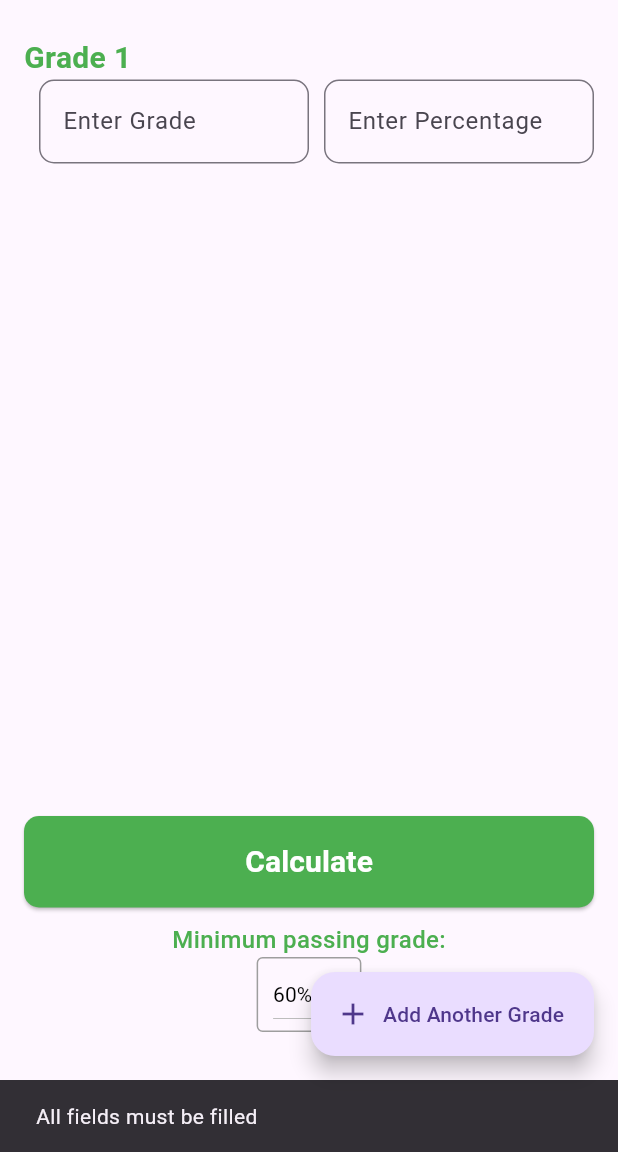
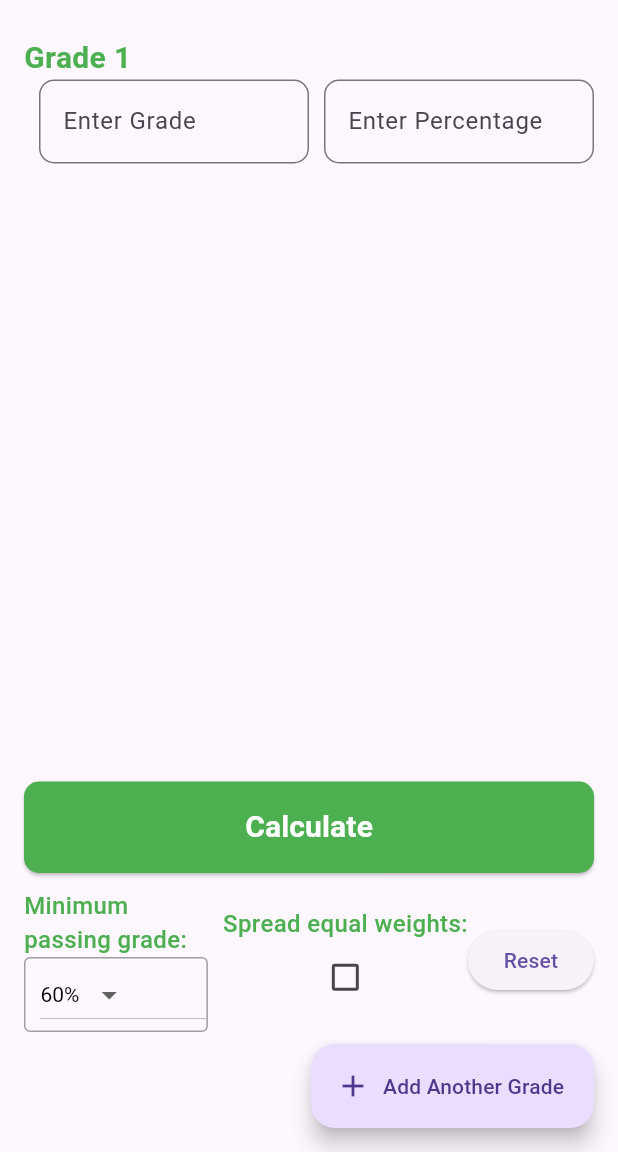
Before and after one commit to Mawhadmd/FlutterProject1, a Flutter app: the screen it shows after launch, after a tap on "Calculate", on a phone screen of 412 x 824 dp, the part 84-1236 px from its top. Run offline on Flutter 3.47's test engine with Material 3 defaults, Android fonts, the phone set to English and light mode, and no system bars.

Commit message:
Add navigation button to ResultsPage and enhance weight validation in HomeScreen

```diff
--- a/lib/Pages/ResultsPage.dart
+++ b/lib/Pages/ResultsPage.dart
@@ -81,6 +81,8 @@
                 height: 400,
                 width: 400,
               ),
+              const SizedBox(height: 20),
+              ElevatedButton(onPressed: (){Navigator.of(context).pop();}, child: Text('Go Back'))
             ],
           ),
         ),
--- a/lib/Pages/homeScreen.dart
+++ b/lib/Pages/homeScreen.dart
@@ -1,5 +1,4 @@
 import 'package:flutter/material.dart';
-import 'dart:developer' as developer;
 import 'package:flutter/services.dart';
 import 'package:uniproject/Widgets/CalculateButton.dart';
 import 'package:uniproject/Pages/ResultsPage.dart';
@@ -16,6 +15,7 @@
 class _HomeScreenState extends State<HomeScreen> {
   final TextEditingController _textController = TextEditingController();
   int passmin = 60; //default pass minimum
+  bool spreadEqualWeights = false;
   final List<Map<String, TextEditingController>> textControllers = [
     {'grade': TextEditingController(), 'weight': TextEditingController()},
   ];
@@ -40,7 +40,6 @@
   }
 
   void calculateResults() {
-
     for (var controller in textControllers) {
       for (var value in controller.entries) {
         if (value.value.text.isEmpty) {
@@ -52,16 +51,18 @@
       }
     }
 
-    int sumofweights = 0;
+    double sumofweights = 0;
 
     for (var controller in textControllers) {
       for (var value in controller.entries) {
         if (value.key == 'weight') {
-          sumofweights += int.parse(value.value.text);
+          sumofweights += double.parse(value.value.text);
         }
       }
     }
-    if (sumofweights != 100) {
+
+    if (sumofweights != 100 && sumofweights < 99.5 || sumofweights > 100.5) {
+      // for precision reasons grade can be 99.5 or 100.5
       ScaffoldMessenger.of(context).showSnackBar(
         const SnackBar(
           content: Text(
@@ -97,6 +98,45 @@
     });
   }
 
+  void CheckofSpreadWeights(bool? value) {
+    setState(() {
+      spreadEqualWeights = value!;
+    });
+    if (value!) {
+      SpreadWeights();
+    }
+  }
+
+  void SpreadWeights() {
+    if (!spreadEqualWeights) {
+      return;
+    }
+
+    setState(() {
+      for (var controller in textControllers) {
+        for (var value in controller.entries) {
+          if (value.key == 'weight') {
+            value.value.text = (100 / textControllers.length).toStringAsFixed(
+              2,
+            );
+          }
+        }
+      }
+    });
+  }
+
+  void ResetInputs() {
+    setState(() {
+      for (var controller in textControllers) {
+        for (var value in controller.entries) {
+          value.value.clear();
+        }
+      }
+      passmin = 60; // Reset to default value
+      spreadEqualWeights = false; // Reset checkbox state
+    });
+  }
+
   @override
   Widget build(BuildContext context) {
     return Scaffold(
@@ -119,7 +159,7 @@
             Expanded(
               child: ListView.builder(
                 shrinkWrap: true,
-                itemCount: textControllers.length, // +1 for the button
+                itemCount: textControllers.length,
                 itemBuilder: (context, index) {
                   // Regular grade input row
                   return Padding(
@@ -137,6 +177,12 @@
               children: [
                 Calculatebutton(calculateResults: calculateResults),
                 const SizedBox(height: 10),
+
+                Row(
+                  children: [
+                    Expanded(
+                      child: Column(
+                        children: [
                           Text(
                             'Minimum passing grade:',
                             style: TextStyle(
@@ -145,9 +191,40 @@
                               fontWeight: FontWeight.w500,
                             ),
                           ),
-                Minimumpassgradedropdown(
+
+                          SizedBox(
+                            width: double.infinity,
+                            child: Minimumpassgradedropdown(
                               passmin: passmin,
                               changepassmin: changepassmin,
+                            ),
+                          ),
+                        ],
+                      ),
+                    ),
+                    //Spreadequalweights
+                    const SizedBox(width: 10),
+                    Column(
+                      children: [
+                        const Text(
+                          'Spread equal weights:',
+                          style: TextStyle(
+                            color: Colors.green,
+                            fontSize: 16,
+                            fontWeight: FontWeight.w500,
+                          ),
+                        ),
+                        Checkbox(
+                          value: spreadEqualWeights,
+                          onChanged: CheckofSpreadWeights,
+                        ),
+                      ],
+                    ),
+                    ElevatedButton(
+                      onPressed: ResetInputs,
+                      child: Text('Reset'),
+                    ),
+                  ],
                 ),
               ],
             ),
@@ -158,6 +235,7 @@
       floatingActionButton: FloatingActionButton.extended(
         onPressed: () {
           CreateNewController();
+          SpreadWeights();
         },
         label: const Text('Add Another Grade'),
         icon: const Icon(Icons.add),
```
Lines whose indentation alone changed are shown as unchanged.
